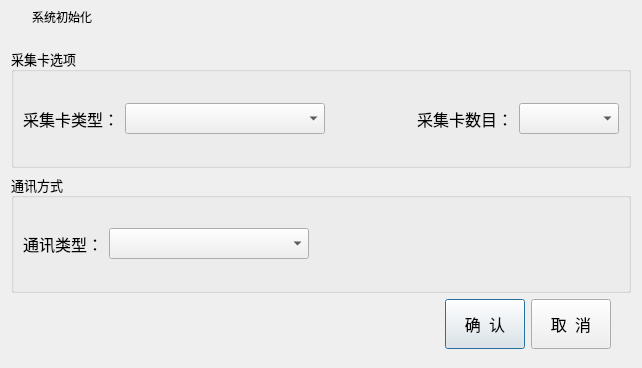
Old version of the form config/dlgsysteminit.ui in the repository 1245623687/KTPro.
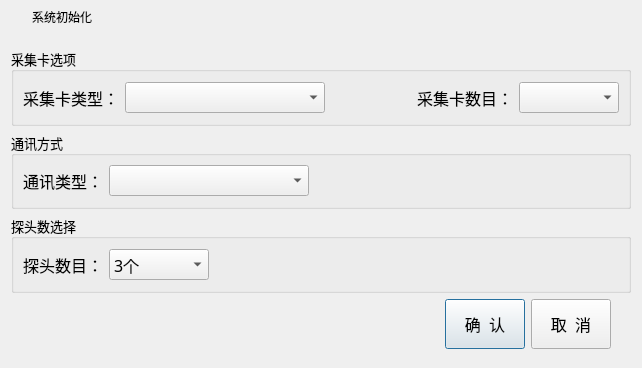
New version of the form.

```diff
--- a/config/dlgsysteminit.ui
+++ b/config/dlgsysteminit.ui
@@ -304,6 +304,73 @@
         </layout>
        </widget>
       </item>
+      <item>
+       <widget class="QGroupBox" name="groupBox_3">
+        <property name="font">
+         <font>
+          <family>微软雅黑</family>
+          <pointsize>10</pointsize>
+         </font>
+        </property>
+        <property name="title">
+         <string>探头数选择</string>
+        </property>
+        <layout class="QHBoxLayout" name="horizontalLayout_6">
+         <item>
+          <widget class="QLabel" name="label_6">
+           <property name="font">
+            <font>
+             <family>微软雅黑</family>
+             <pointsize>12</pointsize>
+            </font>
+           </property>
+           <property name="text">
+            <string>探头数目：</string>
+           </property>
+          </widget>
+         </item>
+         <item>
+          <widget class="QComboBox" name="comboBoxIProbNum">
+           <property name="minimumSize">
+            <size>
+             <width>100</width>
+             <height>0</height>
+            </size>
+           </property>
+           <property name="font">
+            <font>
+             <family>微软雅黑</family>
+             <pointsize>12</pointsize>
+            </font>
+           </property>
+           <item>
+            <property name="text">
+             <string>3个</string>
+            </property>
+           </item>
+           <item>
+            <property name="text">
+             <string>20个</string>
+            </property>
+           </item>
+          </widget>
+         </item>
+         <item>
+          <spacer name="horizontalSpacer_4">
+           <property name="orientation">
+            <enum>Qt::Horizontal</enum>
+           </property>
+           <property name="sizeHint" stdset="0">
+            <size>
+             <width>305</width>
+             <height>20</height>
+            </size>
+           </property>
+          </spacer>
+         </item>
+        </layout>
+       </widget>
+      </item>
       <item>
        <layout class="QHBoxLayout" name="horizontalLayout_4">
         <property name="rightMargin">
```
